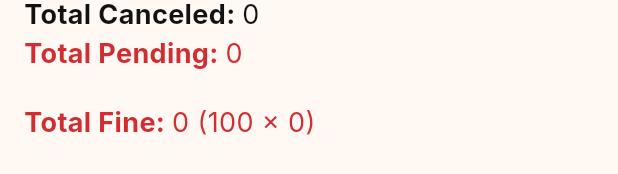
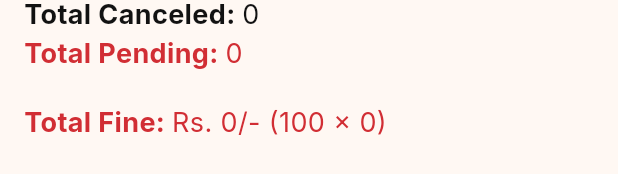
Before and after one commit to durgesh-k/meal_report_app, a Flutter app: the ReportSummaryWidget widget shown alone on an empty page, opened directly with empty values, on a phone screen of 412 x 824 dp. Shown: the part 158-332 px from the top of the screen. Run offline on Flutter 3.47's test engine with Material 3 defaults, Android fonts, the phone set to English and light mode, and no system bars; our stand-ins replace bloc, dio, flutter_bloc, flutter_dotenv, flutter_native_splash, flutter_secure_storage and 5 more; accounts and stored records are empty; network calls fail.

Commit message:
Manifest file changes and minor text changes

```diff
--- a/lib/src/controller/api/api_manager.dart
+++ b/lib/src/controller/api/api_manager.dart
@@ -30,7 +30,7 @@ class ApiManager {
           "Authorization": "Bearer $token",
           "accept": "application/json"
         });
-         SecureStorage.addStringToSF("token",token );
+        SecureStorage.addStringToSF("token", token);
       } else {
         Fluttertoast.showToast(msg: "Invalid Authentication");
         _apiClient.options =
--- a/lib/src/presentation/screens/home/home_screen.dart
+++ b/lib/src/presentation/screens/home/home_screen.dart
@@ -9,6 +9,7 @@ import 'package:canteen_meal_report/src/domain/utils/size_config.dart';
 import 'package:canteen_meal_report/src/presentation/screens/home/widgets/report_list_widget.dart';
 import 'package:flutter/material.dart';
 import 'package:flutter_bloc/flutter_bloc.dart';
+import 'package:fluttertoast/fluttertoast.dart';
 
 class HomeScreen extends StatefulWidget {
   const HomeScreen({super.key});
@@ -77,6 +78,7 @@ class _HomeScreenState extends State<HomeScreen> with TickerProviderStateMixin {
         loading = false;
         error = true;
       });
+      Fluttertoast.showToast(msg: state.message);
     }
   }
 
--- a/lib/src/presentation/screens/home/widgets/report_summary_widget.dart
+++ b/lib/src/presentation/screens/home/widgets/report_summary_widget.dart
@@ -63,7 +63,8 @@ class ReportSummaryWidget extends StatelessWidget {
                     fontSize: 18)),
             Column(
               children: [
-                Text("${(summary.totalFine)} (100 x ${summary.totalPending})",
+                Text(
+                    "Rs. ${(summary.totalFine)}/- (100 x ${summary.totalPending})",
                     style:
                         const TextStyle(color: ColorName.error, fontSize: 18)),
               ],
```
Also changed, not shown: 1 other file.
